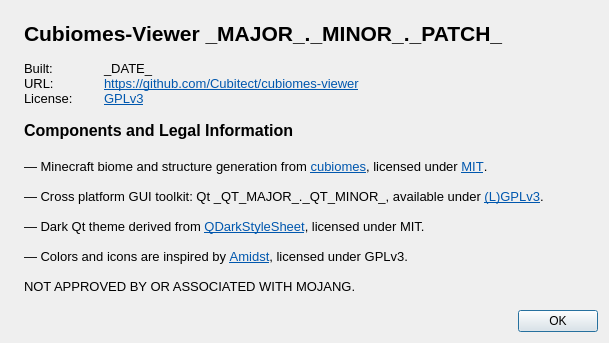
Qt form src/aboutdialog.ui (Cubitect/cubiomes-viewer) before a commit.
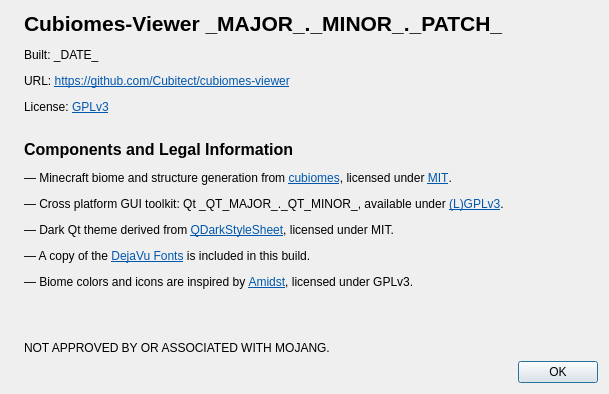
The same form after that commit. Icons and pictures are not drawn.

Commit message: More intuitive behaviour of relative conditions and more 1) switched filter algorithm to use a condition tree 2) conditions with a required instance count of exactly one will now    check each instance individually rather than use the center point    (this seemed to cause a lot of confusion for many people) 3) condition nodes are now aware of leaf or branching status and    optimize the search accordingly 4) added an OR logic helper 5) added copy of DejaVu fonts which should help fix UI for other OSss 6) fixed biome names not working with biome color config

```diff
--- a/src/aboutdialog.ui
+++ b/src/aboutdialog.ui
@@ -40,27 +40,7 @@
    <item row="0" column="1">
     <widget class="QLabel" name="label">
      <property name="text">
-      <string>&lt;!DOCTYPE HTML PUBLIC &quot;-//W3C//DTD HTML 4.0//EN&quot; &quot;http://www.w3.org/TR/REC-html40/strict.dtd&quot;&gt;
-&lt;html&gt;&lt;head&gt;&lt;meta name=&quot;qrichtext&quot; content=&quot;1&quot; /&gt;&lt;style type=&quot;text/css&quot;&gt;
-p, li { white-space: pre-wrap; }
-&lt;/style&gt;&lt;/head&gt;&lt;body style=&quot; font-family:'Sans'; font-size:10pt; font-weight:400; font-style:normal;&quot;&gt;
-&lt;p style=&quot; margin-top:0px; margin-bottom:0px; margin-left:0px; margin-right:0px; -qt-block-indent:0; text-indent:0px;&quot;&gt;&lt;span style=&quot; font-size:16pt; font-weight:600;&quot;&gt;Cubiomes-Viewer _MAJOR_._MINOR_._PATCH_&lt;/span&gt;&lt;/p&gt;
-&lt;p style=&quot;-qt-paragraph-type:empty; margin-top:0px; margin-bottom:0px; margin-left:0px; margin-right:0px; -qt-block-indent:0; text-indent:0px;&quot;&gt;&lt;br /&gt;&lt;/p&gt;
-&lt;p style=&quot; margin-top:0px; margin-bottom:0px; margin-left:0px; margin-right:0px; -qt-block-indent:0; text-indent:0px;&quot;&gt;Built:	_DATE_&lt;/p&gt;
-&lt;p style=&quot; margin-top:0px; margin-bottom:0px; margin-left:0px; margin-right:0px; -qt-block-indent:0; text-indent:0px;&quot;&gt;URL:	&lt;a href=&quot;https://github.com/Cubitect/cubiomes-viewer&quot;&gt;&lt;span style=&quot; font-family:'Sans Serif'; text-decoration: underline; color:#0057ae;&quot;&gt;https://github.com/Cubitect/cubiomes-viewer&lt;/span&gt;&lt;/a&gt;&lt;/p&gt;
-&lt;p style=&quot; margin-top:0px; margin-bottom:0px; margin-left:0px; margin-right:0px; -qt-block-indent:0; text-indent:0px;&quot;&gt;License:	&lt;a href=&quot;https://www.gnu.org/licenses/gpl-3.0.en.html&quot;&gt;&lt;span style=&quot; font-family:'Sans Serif'; text-decoration: underline; color:#0057ae;&quot;&gt;GPLv3&lt;/span&gt;&lt;/a&gt;&lt;/p&gt;
-&lt;p style=&quot;-qt-paragraph-type:empty; margin-top:0px; margin-bottom:0px; margin-left:0px; margin-right:0px; -qt-block-indent:0; text-indent:0px;&quot;&gt;&lt;br /&gt;&lt;/p&gt;
-&lt;p style=&quot; margin-top:0px; margin-bottom:0px; margin-left:0px; margin-right:0px; -qt-block-indent:0; text-indent:0px;&quot;&gt;&lt;span style=&quot; font-size:12pt; font-weight:600;&quot;&gt;Components and Legal Information&lt;/span&gt;&lt;/p&gt;
-&lt;p style=&quot;-qt-paragraph-type:empty; margin-top:0px; margin-bottom:0px; margin-left:0px; margin-right:0px; -qt-block-indent:0; text-indent:0px; font-size:12pt; font-weight:600;&quot;&gt;&lt;br /&gt;&lt;/p&gt;
-&lt;p style=&quot; margin-top:0px; margin-bottom:0px; margin-left:0px; margin-right:0px; -qt-block-indent:0; text-indent:0px;&quot;&gt;— Minecraft biome and structure generation from &lt;a href=&quot;https://github.com/Cubitect/cubiomes/&quot;&gt;&lt;span style=&quot; font-family:'Sans Serif'; text-decoration: underline; color:#0057ae;&quot;&gt;cubiomes&lt;/span&gt;&lt;/a&gt;, licensed under &lt;a href=&quot;https://mit-license.org/&quot;&gt;&lt;span style=&quot; font-family:'Sans Serif'; text-decoration: underline; color:#0057ae;&quot;&gt;MIT&lt;/span&gt;&lt;/a&gt;.&lt;/p&gt;
-&lt;p style=&quot;-qt-paragraph-type:empty; margin-top:0px; margin-bottom:0px; margin-left:0px; margin-right:0px; -qt-block-indent:0; text-indent:0px;&quot;&gt;&lt;br /&gt;&lt;/p&gt;
-&lt;p style=&quot; margin-top:0px; margin-bottom:0px; margin-left:0px; margin-right:0px; -qt-block-indent:0; text-indent:0px;&quot;&gt;— Cross platform GUI toolkit: Qt _QT_MAJOR_._QT_MINOR_, available under &lt;a href=&quot;https://www.qt.io/licensing/&quot;&gt;&lt;span style=&quot; font-family:'Sans Serif'; text-decoration: underline; color:#0057ae;&quot;&gt;(L)GPLv3&lt;/span&gt;&lt;/a&gt;.&lt;/p&gt;
-&lt;p style=&quot;-qt-paragraph-type:empty; margin-top:0px; margin-bottom:0px; margin-left:0px; margin-right:0px; -qt-block-indent:0; text-indent:0px; font-family:'Sans Serif';&quot;&gt;&lt;br /&gt;&lt;/p&gt;
-&lt;p style=&quot; margin-top:0px; margin-bottom:0px; margin-left:0px; margin-right:0px; -qt-block-indent:0; text-indent:0px;&quot;&gt;— Dark Qt theme derived from &lt;a href=&quot;https://github.com/ColinDuquesnoy/QDarkStyleSheet&quot;&gt;&lt;span style=&quot; font-family:'Sans Serif'; text-decoration: underline; color:#0057ae;&quot;&gt;QDarkStyleSheet&lt;/span&gt;&lt;/a&gt;, licensed under MIT.&lt;/p&gt;
-&lt;p style=&quot;-qt-paragraph-type:empty; margin-top:0px; margin-bottom:0px; margin-left:0px; margin-right:0px; -qt-block-indent:0; text-indent:0px;&quot;&gt;&lt;br /&gt;&lt;/p&gt;
-&lt;p style=&quot; margin-top:0px; margin-bottom:0px; margin-left:0px; margin-right:0px; -qt-block-indent:0; text-indent:0px;&quot;&gt;— Colors and icons are inspired by &lt;a href=&quot;https://github.com/toolbox4minecraft/amidst&quot;&gt;&lt;span style=&quot; font-family:'Sans Serif'; text-decoration: underline; color:#0057ae;&quot;&gt;Amidst&lt;/span&gt;&lt;/a&gt;, licensed under GPLv3.&lt;/p&gt;
-&lt;p style=&quot;-qt-paragraph-type:empty; margin-top:0px; margin-bottom:0px; margin-left:0px; margin-right:0px; -qt-block-indent:0; text-indent:0px;&quot;&gt;&lt;br /&gt;&lt;/p&gt;
-&lt;p style=&quot; margin-top:0px; margin-bottom:0px; margin-left:0px; margin-right:0px; -qt-block-indent:0; text-indent:0px;&quot;&gt;&lt;span style=&quot; font-family:'Sans Serif';&quot;&gt;NOT APPROVED BY OR ASSOCIATED WITH MOJANG.&lt;/span&gt;&lt;/p&gt;&lt;/body&gt;&lt;/html&gt;</string>
+      <string>&lt;html&gt;&lt;head/&gt;&lt;body&gt;&lt;p&gt;&lt;span style=&quot; font-size:16pt; font-weight:600;&quot;&gt;Cubiomes-Viewer _MAJOR_._MINOR_._PATCH_&lt;/span&gt;&lt;/p&gt;&lt;p&gt;Built: _DATE_&lt;/p&gt;&lt;p&gt;URL: &lt;a href=&quot;https://github.com/Cubitect/cubiomes-viewer&quot;&gt;&lt;span style=&quot; font-family:'Sans Serif'; text-decoration: underline; color:#0057ae;&quot;&gt;https://github.com/Cubitect/cubiomes-viewer&lt;/span&gt;&lt;/a&gt;&lt;/p&gt;&lt;p&gt;License: &lt;a href=&quot;https://www.gnu.org/licenses/gpl-3.0.en.html&quot;&gt;&lt;span style=&quot; font-family:'Sans Serif'; text-decoration: underline; color:#0057ae;&quot;&gt;GPLv3&lt;/span&gt;&lt;/a&gt;&lt;/p&gt;&lt;p&gt;&lt;br/&gt;&lt;span style=&quot; font-size:12pt; font-weight:600;&quot;&gt;Components and Legal Information&lt;/span&gt;&lt;/p&gt;&lt;p&gt;— Minecraft biome and structure generation from &lt;a href=&quot;https://github.com/Cubitect/cubiomes/&quot;&gt;&lt;span style=&quot; font-family:'Sans Serif'; text-decoration: underline; color:#0057ae;&quot;&gt;cubiomes&lt;/span&gt;&lt;/a&gt;, licensed under &lt;a href=&quot;https://mit-license.org/&quot;&gt;&lt;span style=&quot; font-family:'Sans Serif'; text-decoration: underline; color:#0057ae;&quot;&gt;MIT&lt;/span&gt;&lt;/a&gt;.&lt;/p&gt;&lt;p&gt;— Cross platform GUI toolkit: Qt _QT_MAJOR_._QT_MINOR_, available under &lt;a href=&quot;https://www.qt.io/licensing/&quot;&gt;&lt;span style=&quot; font-family:'Sans Serif'; text-decoration: underline; color:#0057ae;&quot;&gt;(L)GPLv3&lt;/span&gt;&lt;/a&gt;.&lt;/p&gt;&lt;p&gt;— Dark Qt theme derived from &lt;a href=&quot;https://github.com/ColinDuquesnoy/QDarkStyleSheet&quot;&gt;&lt;span style=&quot; font-family:'Sans Serif'; text-decoration: underline; color:#0057ae;&quot;&gt;QDarkStyleSheet&lt;/span&gt;&lt;/a&gt;, licensed under MIT.&lt;/p&gt;&lt;p&gt;— A copy of the &lt;a href=&quot; https://dejavu-fonts.github.io/License.html&quot;&gt;&lt;span style=&quot; text-decoration: underline; color:#0057ae;&quot;&gt;DejaVu Fonts&lt;/span&gt;&lt;/a&gt; is included in this build.&lt;/p&gt;&lt;p&gt;— Biome colors and icons are inspired by &lt;a href=&quot;https://github.com/toolbox4minecraft/amidst&quot;&gt;&lt;span style=&quot; font-family:'Sans Serif'; text-decoration: underline; color:#0057ae;&quot;&gt;Amidst&lt;/span&gt;&lt;/a&gt;, licensed under GPLv3.&lt;/p&gt;&lt;p&gt;&lt;br/&gt;&lt;/p&gt;&lt;p&gt;&lt;span style=&quot; font-family:'Sans Serif';&quot;&gt;NOT APPROVED BY OR ASSOCIATED WITH MOJANG.&lt;/span&gt;&lt;/p&gt;&lt;/body&gt;&lt;/html&gt;</string>
      </property>
     </widget>
    </item>
```
The commit also changes 17 other files.
